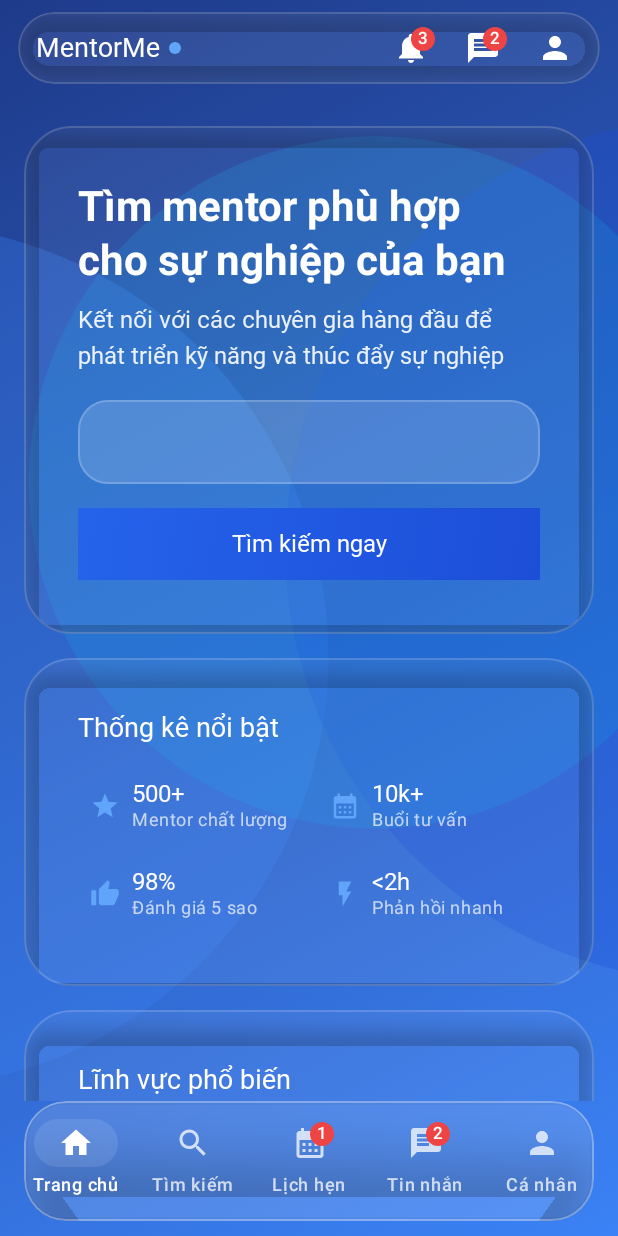
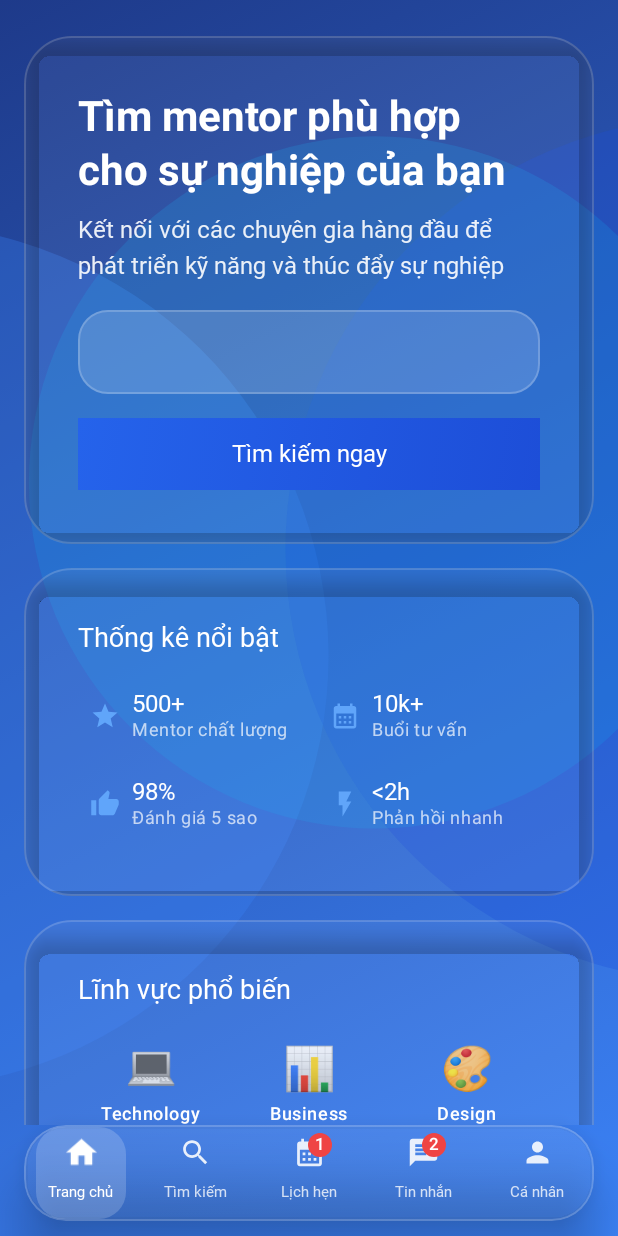
Before and after one commit to kaing615/MentorMe-Mobile-App, an Android app built with Jetpack Compose: the composable AppNav shown on its own in the app's theme, on a phone screen of 412 x 824 dp. Run offline under Robolectric (Android 15) with nearby library versions, the phone set to English and light mode, and no system bars; pictures from the network do not load; Roboto replaces fonts that are not available here.

Commit message:
test: update liquid glass UI 2

```diff
--- a/app/src/main/kotlin/com/mentorme/app/ui/layout/BottomNavigationBar.kt
+++ b/app/src/main/kotlin/com/mentorme/app/ui/layout/BottomNavigationBar.kt
@@ -1,110 +1,197 @@
 package com.mentorme.app.ui.layout
 
+import android.annotation.SuppressLint
+import androidx.compose.animation.animateColorAsState
+import androidx.compose.animation.core.Spring
+import androidx.compose.animation.core.animateFloatAsState
+import androidx.compose.animation.core.spring
+import androidx.compose.foundation.BorderStroke
+import androidx.compose.foundation.background
 import androidx.compose.foundation.border
+import androidx.compose.foundation.clickable
+import androidx.compose.foundation.interaction.MutableInteractionSource
 import androidx.compose.foundation.layout.*
 import androidx.compose.foundation.shape.RoundedCornerShape
 import androidx.compose.material.icons.Icons
+import androidx.compose.material.icons.automirrored.filled.Chat
 import androidx.compose.material.icons.filled.CalendarMonth
-import androidx.compose.material.icons.filled.Chat
 import androidx.compose.material.icons.filled.Home
 import androidx.compose.material.icons.filled.Person
 import androidx.compose.material.icons.filled.Search
-import androidx.compose.material3.*
+import androidx.compose.material3.Badge
+import androidx.compose.material3.BadgedBox
+import androidx.compose.material3.Icon
+import androidx.compose.material3.Text
+import androidx.compose.material3.ripple
 import androidx.compose.runtime.Composable
 import androidx.compose.runtime.getValue
 import androidx.compose.ui.Alignment
 import androidx.compose.ui.Modifier
 import androidx.compose.ui.draw.clip
+import androidx.compose.ui.draw.scale
 import androidx.compose.ui.draw.shadow
+import androidx.compose.ui.graphics.Brush
 import androidx.compose.ui.graphics.Color
 import androidx.compose.ui.graphics.vector.ImageVector
+import androidx.compose.ui.text.font.FontWeight
+import androidx.compose.ui.text.style.TextOverflow
 import androidx.compose.ui.unit.dp
+import androidx.compose.ui.unit.sp
 import androidx.navigation.NavDestination
 import androidx.navigation.NavDestination.Companion.hierarchy
-import androidx.navigation.NavGraph.Companion.findStartDestination
+import androidx.navigation.NavHostController
 import androidx.navigation.compose.currentBackStackEntryAsState
-import androidx.navigation.NavHostController
-import com.mentorme.app.ui.theme.liquidGlass
-import com.mentorme.app.ui.theme.liquidGlassStrong
 
-data class NavItem(
+// ===== Model =====
+private data class NavItem(
     val route: String,
     val label: String,
     val icon: ImageVector,
-    val badgeCount: Int = 0
+    val badge: Int = 0
 )
 
 private val navItems = listOf(
     NavItem("home",     "Trang chủ", Icons.Filled.Home),
     NavItem("search",   "Tìm kiếm", Icons.Filled.Search),
-    NavItem("calendar", "Lịch hẹn", Icons.Filled.CalendarMonth, badgeCount = 1),
-    NavItem("messages", "Tin nhắn", Icons.Filled.Chat,          badgeCount = 2),
+    NavItem("calendar", "Lịch hẹn", Icons.Filled.CalendarMonth, badge = 1),
+    NavItem("messages", "Tin nhắn", Icons.AutoMirrored.Filled.Chat, badge = 2),
     NavItem("profile",  "Cá nhân",  Icons.Filled.Person)
 )
 
+// ===== Public API =====
 @Composable
-fun BottomNavigationBar(
+fun GlassBottomBar(
     navController: NavHostController,
     modifier: Modifier = Modifier
 ) {
     val backStackEntry by navController.currentBackStackEntryAsState()
-    val currentDestination = backStackEntry?.destination
+    val current = backStackEntry?.destination
 
-    // Khối bao ngoài để "nâng" thanh lên, bo góc lớn và tránh khu vực system bars.
+    val shape = RoundedCornerShape(28.dp)
+
     Box(
         modifier = modifier
+            .windowInsetsPadding(WindowInsets.navigationBars.only(WindowInsetsSides.Bottom))
             .fillMaxWidth()
-            .navigationBarsPadding()     // tránh khu vực gesture bar
-            .padding(bottom = 10.dp)     // cách mép dưới cho cảm giác nổi
+            .padding(bottom = 10.dp)
     ) {
-        val shape = RoundedCornerShape(28.dp)
-
-        NavigationBar(
+        Row(
             modifier = Modifier
                 .align(Alignment.BottomCenter)
                 .padding(horizontal = 16.dp)
+                .height(64.dp)
+                .shadow(20.dp, shape, clip = false)
                 .clip(shape)
-                .liquidGlassStrong(radius = 28.dp) // Giữ liquid glass effect
-                .shadow(elevation = 20.dp, shape = shape, clip = false),
-            containerColor = Color.Transparent, // Nền hoàn toàn trong suốt
-            tonalElevation = 0.dp,
-            contentColor = Color.Transparent // Đảm bảo không có màu nền nào
+                .background(
+                    Brush.verticalGradient(
+                        listOf(
+                            Color.White.copy(alpha = 0.10f),
+                            Color.White.copy(alpha = 0.05f)
+                        )
+                    )
+                )
+                .border(BorderStroke(1.dp, Color.White.copy(alpha = 0.18f)), shape),
+            horizontalArrangement = Arrangement.SpaceBetween,
+            verticalAlignment = Alignment.CenterVertically
         ) {
             navItems.forEach { item ->
-                val selected = currentDestination isSelected item.route
-                NavigationBarItem(
+                val selected = current.isSelected(item.route)
+                // mỗi item chiếm 1/5 chiều rộng, chặn tràn/chồng
+                Box(
+                    modifier = Modifier
+                        .weight(1f)
+                        .fillMaxHeight(),
+                    contentAlignment = Alignment.Center
+                ) {
+                    GlassBarItem(
                         selected = selected,
-                    onClick = {
+                        label = item.label,
+                        icon = item.icon,
+                        badge = item.badge
+                    ) {
+                        if (!selected) {
                             navController.navigate(item.route) {
-                            popUpTo(navController.graph.findStartDestination().id) { saveState = true }
                                 launchSingleTop = true
                                 restoreState = true
+                                popUpTo(navController.graph.startDestinationId) { saveState = true }
                             }
-                    },
-                    icon = {
-                        if (item.badgeCount > 0) {
-                            BadgedBox(badge = { Badge { Text(item.badgeCount.toString()) } }) {
-                                Icon(item.icon, contentDescription = item.label)
                         }
-                        } else {
-                            Icon(item.icon, contentDescription = item.label)
                     }
-                    },
-                    label = { Text(item.label) },
-                    alwaysShowLabel = true,
-                    colors = NavigationBarItemDefaults.colors(
-                        selectedIconColor = Color.White,
-                        selectedTextColor = Color.White,
-                        indicatorColor     = Color.White.copy(alpha = 0.10f), // viên highlight nhẹ
-                        unselectedIconColor = Color.White.copy(alpha = 0.75f),
-                        unselectedTextColor = Color.White.copy(alpha = 0.75f)
-                    )
-                )
+                }
             }
         }
     }
 }
 
-private infix fun NavDestination?.isSelected(route: String): Boolean {
-    return this?.hierarchy?.any { it.route == route } == true
+// ===== Item (ripple API mới, tô đậm khi chọn) =====
+@SuppressLint("RememberInComposition")
+@Composable
+private fun GlassBarItem(
+    selected: Boolean,
+    label: String,
+    icon: ImageVector,
+    badge: Int,
+    onClick: () -> Unit
+) {
+    val bg by animateColorAsState(
+        if (selected) Color.White.copy(alpha = 0.18f) else Color.Transparent, // Giảm từ 0.30f xuống 0.18f
+        label = "item-bg"
+    )
+    val iconScale by animateFloatAsState(
+        targetValue = if (selected) 1.12f else 1.0f,
+        animationSpec = spring(dampingRatio = Spring.DampingRatioNoBouncy, stiffness = Spring.StiffnessLow),
+        label = "icon-scale"
+    )
+    val textColor by animateColorAsState(
+        if (selected) Color.White else Color.White.copy(alpha = 0.78f),
+        label = "text-color"
+    )
+    val iconTint by animateColorAsState(
+        if (selected) Color.White else Color.White.copy(alpha = 0.88f),
+        label = "icon-tint"
+    )
+
+    Column( // Thay đổi từ Row thành Column
+        modifier = Modifier
+            .clip(RoundedCornerShape(18.dp))
+            .background(bg)
+            .padding(horizontal = 8.dp, vertical = 6.dp) // Điều chỉnh padding cho layout vertical
+            .clickable(
+                interactionSource = MutableInteractionSource(),
+                indication = ripple(bounded = true, color = Color.White.copy(alpha = 0.28f)),
+                onClick = onClick
+            ),
+        horizontalAlignment = Alignment.CenterHorizontally, // Center theo chiều ngang
+        verticalArrangement = Arrangement.spacedBy(3.dp) // Khoảng cách giữa icon và text
+    ) {
+        if (badge > 0) {
+            BadgedBox(badge = { Badge { Text("$badge") } }) {
+                Icon(
+                    imageVector = icon,
+                    contentDescription = label,
+                    tint = iconTint,
+                    modifier = Modifier.size(22.dp).scale(iconScale)
+                )
             }
+        } else {
+            Icon(
+                imageVector = icon,
+                contentDescription = label,
+                tint = iconTint,
+                modifier = Modifier.size(22.dp).scale(iconScale)
+            )
+        }
+        Text(
+            text = label,
+            color = textColor,
+            fontSize = 10.sp, // Giảm font size để vừa với layout vertical
+            fontWeight = if (selected) FontWeight.SemiBold else FontWeight.Normal,
+            maxLines = 1,
+            overflow = TextOverflow.Ellipsis
+        )
+    }
+}
+
+// ===== Helpers =====
+private fun NavDestination?.isSelected(route: String): Boolean =
+    this?.hierarchy?.any { it.route == route } == true
--- a/app/src/main/kotlin/com/mentorme/app/ui/layout/HeaderBar.kt
+++ b/app/src/main/kotlin/com/mentorme/app/ui/layout/HeaderBar.kt
@@ -1,13 +1,12 @@
 package com.mentorme.app.ui.layout
 
-import androidx.compose.foundation.background
+import androidx.compose.foundation.BorderStroke
 import androidx.compose.foundation.border
 import androidx.compose.foundation.layout.*
 import androidx.compose.foundation.shape.CircleShape
 import androidx.compose.foundation.shape.RoundedCornerShape
 import androidx.compose.material.icons.Icons
 import androidx.compose.material.icons.automirrored.filled.Message
-import androidx.compose.material.icons.filled.Logout
 import androidx.compose.material.icons.filled.Notifications
 import androidx.compose.material.icons.filled.Person
 import androidx.compose.material3.*
@@ -17,11 +16,8 @@ import androidx.compose.ui.Modifier
 import androidx.compose.ui.draw.clip
 import androidx.compose.ui.draw.shadow
 import androidx.compose.ui.graphics.Color
-import androidx.compose.ui.text.font.FontWeight
+import androidx.compose.ui.text.style.TextOverflow
 import androidx.compose.ui.unit.dp
-import coil.compose.AsyncImage
-import com.mentorme.app.ui.theme.liquidGlass
-import com.mentorme.app.ui.theme.liquidGlassStrong
 
 data class UserUi(
     val name: String,
@@ -31,42 +27,50 @@ data class UserUi(
 
 @Composable
 fun HeaderBar(
-    user: UserUi?,
-    onLoginClick: () -> Unit,
-    onRegisterClick: () -> Unit,
-    onProfileClick: () -> Unit,
-    onLogout: (() -> Unit)? = null,
-    modifier: Modifier = Modifier
+    user: Any?, // Giữ type trung tính để tránh phụ thuộc model của dự án
+    onProfileClick: () -> Unit = {},
+    onNotificationsClick: () -> Unit = {},
+    onMessagesClick: () -> Unit = {},
+    onLogoutClick: () -> Unit = {},
+    onLoginClick: () -> Unit = {},
+    onRegisterClick: () -> Unit = {},
+    modifier: Modifier = Modifier,
+    onLogout: () -> Unit
 ) {
-    val shape = RoundedCornerShape(24.dp)
+    val shape = RoundedCornerShape(22.dp)
 
-    // "Pill" floating với liquid glass effect nhưng không có nền che
     Row(
         modifier = modifier
             .fillMaxWidth()
-            .padding(start = 12.dp, end = 12.dp, top = 8.dp, bottom = 4.dp)
+            // Không vẽ nền nào ở ngoài: chỉ padding theo status bar
+            .statusBarsPadding()
+            .padding(horizontal = 12.dp, vertical = 6.dp)
+            .shadow(elevation = 8.dp, shape = shape, clip = false)
             .clip(shape)
-            .liquidGlass(radius = 24.dp, alpha = 0.08f, borderAlpha = 0.15f) // Liquid glass với độ mờ vừa phải
-            .shadow(elevation = 8.dp, shape = shape, clip = false),
-        verticalAlignment = Alignment.CenterVertically,
-        horizontalArrangement = Arrangement.SpaceBetween
+            // NỀN kính: màu trắng rất nhạt (không che nội dung phía sau)
+            .border(BorderStroke(1.dp, Color.White.copy(alpha = 0.15f)), shape),
+        horizontalArrangement = Arrangement.SpaceBetween,
+        verticalAlignment = Alignment.CenterVertically
     ) {
-        // Logo + dot
+        // Logo / Tiêu đề
         Row(
-            modifier = Modifier.padding(horizontal = 12.dp, vertical = 10.dp),
+            modifier = Modifier
+                .padding(start = 12.dp, top = 10.dp, bottom = 10.dp),
             verticalAlignment = Alignment.CenterVertically
         ) {
+            // Dấu chấm "online"
+            Card(
+                shape = CircleShape,
+                colors = CardDefaults.cardColors(
+                    containerColor = Color(0xFF00E5FF).copy(alpha = 0.85f)
+                )
+            ) { }
             Text(
-                "MentorMe",
-                style = MaterialTheme.typography.titleLarge,
-                fontWeight = FontWeight.Bold,
-                color = Color.White
-            )
-            Spacer(Modifier.width(6.dp))
-            Box(
-                Modifier
-                    .size(8.dp)
-                    .background(Color(0xFF60A5FA), CircleShape)
+                text = "MentorMe",
+                modifier = Modifier.padding(start = 8.dp),
+                color = Color.White,
+                maxLines = 1,
+                overflow = TextOverflow.Ellipsis
             )
         }
 
@@ -74,66 +78,33 @@ fun HeaderBar(
         if (user != null) {
             Row(
                 modifier = Modifier.padding(end = 6.dp),
+                horizontalArrangement = Arrangement.spacedBy(2.dp),
                 verticalAlignment = Alignment.CenterVertically
             ) {
-                IconButton(onClick = { /* TODO: notifications */ }) {
-                    BadgedBox(badge = { Badge { Text("3") } }) {
+                IconButton(onClick = onMessagesClick) {
+                    BadgedBox(badge = { Badge { Text("1") } }) {
                         Icon(
-                            Icons.Filled.Notifications,
+                            imageVector = Icons.AutoMirrored.Filled.Message,
+                            contentDescription = "Tin nhắn",
+                            tint = Color.White
+                        )
+                    }
+                }
+                IconButton(onClick = onNotificationsClick) {
+                    BadgedBox(badge = { Badge { Text("2") } }) {
+                        Icon(
+                            imageVector = Icons.Filled.Notifications,
                             contentDescription = "Thông báo",
                             tint = Color.White
                         )
                     }
                 }
-                IconButton(onClick = { /* TODO: messages */ }) {
-                    BadgedBox(badge = { Badge { Text("2") } }) {
-                        Icon(
-                            Icons.AutoMirrored.Filled.Message,
-                            contentDescription = "Tin nhắn",
-                            tint = Color.White
-                        )
-                    }
-                }
-
-                var expanded by remember { mutableStateOf(false) }
-                IconButton(onClick = { expanded = !expanded }) {
-                    if (user.avatar != null) {
-                        AsyncImage(
-                            model = user.avatar,
-                            contentDescription = user.name,
-                            modifier = Modifier
-                                .size(32.dp)
-                                .background(Color(0x40FFFFFF), CircleShape)
-                                .clip(CircleShape)
-                        )
-                    } else {
-                        Icon(Icons.Filled.Person, contentDescription = "Profile", tint = Color.White)
-                    }
-                }
-                DropdownMenu(expanded = expanded, onDismissRequest = { expanded = false }) {
-                    DropdownMenuItem(
-                        text = { Text("Profile") },
-                        onClick = {
-                            expanded = false
-                            onProfileClick()
-                        },
-                        leadingIcon = { Icon(Icons.Filled.Person, contentDescription = null) }
+                IconButton(onClick = onProfileClick) {
+                    Icon(
+                        imageVector = Icons.Filled.Person,
+                        contentDescription = "Cá nhân",
+                        tint = Color.White
                     )
-                    if (onLogout != null) {
-                        DropdownMenuItem(
-                            text = { Text("Đăng xuất", color = Color(0xFFE11D48)) },
-                            onClick = {
-                                expanded = false; onLogout()
-                            },
-                            leadingIcon = {
-                                Icon(
-                                    Icons.Filled.Logout,
-                                    contentDescription = null,
-                                    tint = Color(0xFFE11D48)
-                                )
-                            }
-                        )
-                    }
                 }
             }
         } else {
--- a/app/src/main/kotlin/com/mentorme/app/ui/navigation/AppNav.kt
+++ b/app/src/main/kotlin/com/mentorme/app/ui/navigation/AppNav.kt
@@ -3,20 +3,18 @@ package com.mentorme.app.ui.navigation
 import androidx.compose.foundation.layout.Box
 import androidx.compose.foundation.layout.WindowInsets
 import androidx.compose.foundation.layout.fillMaxSize
-import androidx.compose.foundation.layout.imePadding
 import androidx.compose.foundation.layout.navigationBarsPadding
 import androidx.compose.foundation.layout.padding
 import androidx.compose.foundation.layout.statusBarsPadding
 import androidx.compose.material3.Scaffold
 import androidx.compose.runtime.Composable
-import androidx.compose.ui.graphics.Color
 import androidx.navigation.NavHostController
 import androidx.navigation.compose.NavHost
 import androidx.navigation.compose.composable
 import androidx.navigation.compose.rememberNavController
 import com.mentorme.app.ui.calendar.CalendarScreen
 import com.mentorme.app.ui.home.HomeScreen
-import com.mentorme.app.ui.layout.BottomNavigationBar
+import com.mentorme.app.ui.layout.GlassBottomBar
 import com.mentorme.app.ui.layout.HeaderBar
 import com.mentorme.app.ui.layout.UserUi
 import com.mentorme.app.ui.profile.ProfileScreen
@@ -48,23 +46,20 @@ fun AppNav(
         Scaffold(
             containerColor = androidx.compose.ui.graphics.Color.Transparent,
             contentWindowInsets = WindowInsets(0), // Loại bỏ padding mặc định
-            topBar = {
-                // Header bar hoàn toàn trong suốt, nổi trên nội dung
-                HeaderBar(
-                    user = user,
-                    onLoginClick = { /* TODO: open login screen */ },
-                    onRegisterClick = { /* TODO: open register screen */ },
-                    onProfileClick = { nav.navigate(Routes.Profile) },
-                    onLogout = { /* TODO: handle logout */ },
-                    modifier = androidx.compose.ui.Modifier.statusBarsPadding()
-                )
-            },
+//            topBar = {
+//                // Header bar hoàn toàn trong suốt, nổi trên nội dung
+//                HeaderBar(
+//                    user = user,
+//                    onLoginClick = { /* TODO: open login screen */ },
+//                    onRegisterClick = { /* TODO: open register screen */ },
+//                    onProfileClick = { nav.navigate(Routes.Profile) },
+//                    onLogout = { /* TODO: handle logout */ },
+//                    modifier = androidx.compose.ui.Modifier.statusBarsPadding()
+//                )
+//            },
             bottomBar = {
                 // Bottom nav hoàn toàn trong suốt, nổi trên nội dung
-                BottomNavigationBar(
-                    navController = nav,
-                    modifier = androidx.compose.ui.Modifier.navigationBarsPadding()
-                )
+                GlassBottomBar(navController = nav)
             },
             modifier = androidx.compose.ui.Modifier.fillMaxSize()
         ) { paddingValues ->
```
Also changed, not shown: app/src/main/kotlin/com/mentorme/app/MainActivity.kt (+1 -14 lines). Lines whose indentation alone changed are shown as unchanged.
